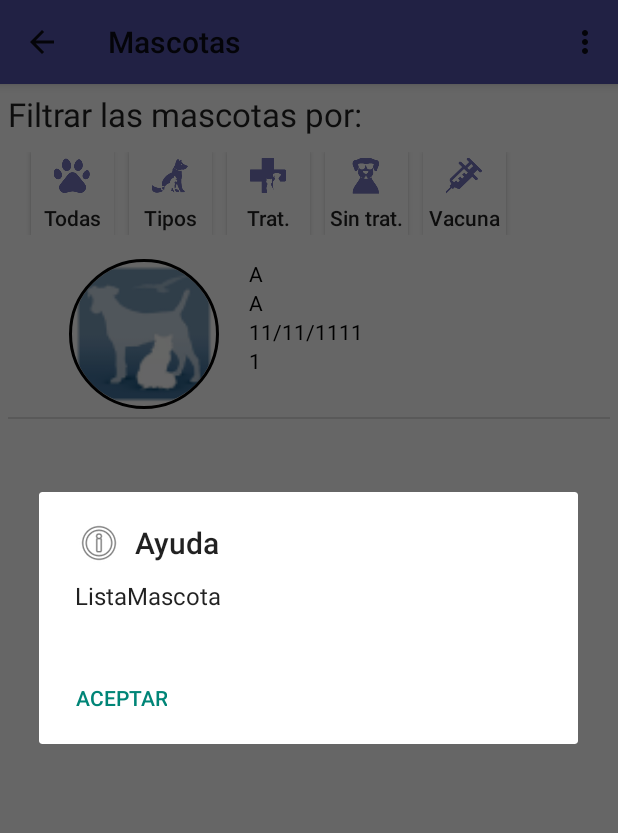
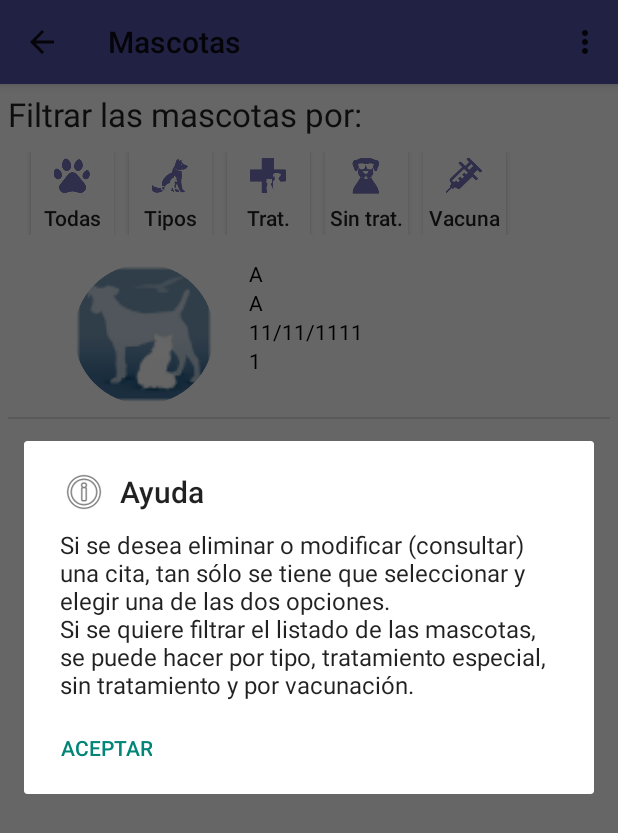
Before and after one commit to edum17/Pet-Agenda, an Android app: the screen it shows after launch (MainActivity), in the options menu, after a tap on "Ayuda", on a phone screen of 412 x 824 dp. Shown: the top 833 px of the screen. Run offline under Robolectric (Android 15) with nearby library versions, the phone set to English and light mode, and no system bars; plain views replace CircularImageView; 3 statements that could not run were skipped.

Commit message:
Funciona todo lo que piden (comprobado con el pdf), pendiente dejarla bonita, programar notificaciones y documentacion

```diff
--- a/ControlMascotas/app/src/main/java/com/example/german/controlmascotas/About.java
+++ b/ControlMascotas/app/src/main/java/com/example/german/controlmascotas/About.java
@@ -30,7 +30,10 @@ public class About extends Fragment {
         rootView = inflater.inflate(R.layout.lay_about, container, false);
         mTitle = "About";
         mensaje = (TextView) rootView.findViewById(R.id.textViewAbout);
-        mensaje.setText("Mensaje de about");
+        mensaje.setText("MascotApps es una aplicación que sirve para gestionar todos los datos de nuestros animales de compañía, ya sean sus datos personales como sus próximas citas.\n" +
+                "\n" +
+                "Creador de la aplicación: German Eduardo Mora Macias.\n" +
+                "Versión de la aplicación: v.1.0.\n");
         setHasOptionsMenu(true);
 
         return rootView;
--- a/ControlMascotas/app/src/main/java/com/example/german/controlmascotas/Agenda.java
+++ b/ControlMascotas/app/src/main/java/com/example/german/controlmascotas/Agenda.java
@@ -76,7 +76,7 @@ public class Agenda extends Fragment {
         if (id == R.id.action_settings_AyudaAgenda) {
             AlertDialog.Builder builder = new AlertDialog.Builder(context);
             builder.setTitle("Ayuda").setIcon(getResources().getDrawable(android.R.drawable.ic_menu_info_details));
-            builder.setMessage("Agenda");
+            builder.setMessage("Si se desea eliminar o modificar (consultar) una cita, tan sólo se tiene que seleccionar y elegir una de las dos opciones.");
             builder.setNeutralButton("Aceptar",null);
             builder.show();
             return true;
--- a/ControlMascotas/app/src/main/java/com/example/german/controlmascotas/ConsultarCita.java
+++ b/ControlMascotas/app/src/main/java/com/example/german/controlmascotas/ConsultarCita.java
@@ -195,7 +195,8 @@ public class ConsultarCita extends FragmentActivity {
         else if (item.getItemId() == R.id.action_settings_ConsultarCita) {
             AlertDialog.Builder builder = new AlertDialog.Builder(this);
             builder.setTitle("Ayuda").setIcon(getResources().getDrawable(android.R.drawable.ic_menu_info_details));
-            builder.setMessage("ConsultarCita");
+            builder.setMessage("Se puede modificar los paramentos fecha, hora de inicio y tipo de cita.\n" +
+                    "Si un tipo de cita no consta en la lista y se quiere modificar, se deberá añadir.");
             builder.setNeutralButton("Aceptar",null);
             builder.show();
             return true;
--- a/ControlMascotas/app/src/main/java/com/example/german/controlmascotas/ConsultarMascota.java
+++ b/ControlMascotas/app/src/main/java/com/example/german/controlmascotas/ConsultarMascota.java
@@ -213,7 +213,8 @@ public class ConsultarMascota extends FragmentActivity {
         else if (item.getItemId() == R.id.action_settings_ConsultarMascota) {
             AlertDialog.Builder builder = new AlertDialog.Builder(context);
             builder.setTitle("Ayuda").setIcon(getResources().getDrawable(android.R.drawable.ic_menu_info_details));
-            builder.setMessage("ConsultarMascota");
+            builder.setMessage("Se puede añadir o eliminar los campos alergia y tratamiento especial, al igual que la imagen de la mascota.\n" +
+                    "En el caso de eliminar una cita del listado de citas de ésta mascota, no es necesario guardar los cambios.");
             builder.setNeutralButton("Aceptar",null);
             builder.show();
             return true;
--- a/ControlMascotas/app/src/main/java/com/example/german/controlmascotas/ListaMascotas.java
+++ b/ControlMascotas/app/src/main/java/com/example/german/controlmascotas/ListaMascotas.java
@@ -174,7 +174,8 @@ public class ListaMascotas extends Fragment {
         if (id == R.id.action_settings_AyudaListaMascotas) {
             AlertDialog.Builder builder = new AlertDialog.Builder(context);
             builder.setTitle("Ayuda").setIcon(getResources().getDrawable(android.R.drawable.ic_menu_info_details));
-            builder.setMessage("ListaMascota");
+            builder.setMessage("Si se desea eliminar o modificar (consultar) una cita, tan sólo se tiene que seleccionar y elegir una de las dos opciones.\n" +
+                    "Si se quiere filtrar el listado de las mascotas, se puede hacer por tipo, tratamiento especial, sin tratamiento y por vacunación.");
             builder.setNeutralButton("Aceptar",null);
             builder.show();
             return true;
--- a/ControlMascotas/app/src/main/java/com/example/german/controlmascotas/NuevaCita.java
+++ b/ControlMascotas/app/src/main/java/com/example/german/controlmascotas/NuevaCita.java
@@ -205,7 +205,8 @@ public class NuevaCita extends Fragment{
         if (id == R.id.action_settings_NuevaCita) {
             AlertDialog.Builder builder = new AlertDialog.Builder(context);
             builder.setTitle("Ayuda").setIcon(getResources().getDrawable(android.R.drawable.ic_menu_info_details));
-            builder.setMessage("NuevaCita");
+            builder.setMessage("Para registrar una nueva cita es necesario seleccionar la mascota, la fecha de la cita, la hora de inicio de la cita y el tipo de cita.\n" +
+                    "Si un tipo de cita no consta en la lista, se deberá añadir.");
             builder.setNeutralButton("Aceptar",null);
             builder.show();
             return true;
--- a/ControlMascotas/app/src/main/java/com/example/german/controlmascotas/NuevaMascota.java
+++ b/ControlMascotas/app/src/main/java/com/example/german/controlmascotas/NuevaMascota.java
@@ -157,7 +157,8 @@ public class NuevaMascota extends Fragment {
         if (id == R.id.action_settings_AyudaNuevaMascota) {
             AlertDialog.Builder builder = new AlertDialog.Builder(context);
             builder.setTitle("Ayuda").setIcon(getResources().getDrawable(android.R.drawable.ic_menu_info_details));
-            builder.setMessage("NuevaMascota");
+            builder.setMessage("Para poder registrar una nueva mascota es imprescindible rellenar los campos nombre, tipo de mascota, fecha de nacimiento y número de chip.\n" +
+                    "Si un tipo de animal no figura en la lista, se deberá añadir.");
             builder.setNeutralButton("Aceptar",null);
             builder.show();
             return true;
--- a/ControlMascotas/app/src/main/res/layout/formato_fila_lista_mascotas.xml
+++ b/ControlMascotas/app/src/main/res/layout/formato_fila_lista_mascotas.xml
@@ -18,10 +18,10 @@
             android:layout_height="100dp"
             app:civ_shadow="true"
             app:civ_shadow_radius="10"
-            app:civ_shadow_color="#ffffff"
+            app:civ_shadow_color="#000000"
             app:civ_border="true"
-            app:civ_border_width="2dp"
-            app:civ_border_color="#000000"/>
+            app:civ_border_width="3dp"
+            app:civ_border_color="#ffffff"/>
     </LinearLayout>
 
     <LinearLayout
--- a/ControlMascotas/app/src/main/res/layout/lay_consultar_mascota.xml
+++ b/ControlMascotas/app/src/main/res/layout/lay_consultar_mascota.xml
@@ -34,10 +34,10 @@
                     android:id="@+id/imageCM"
                     app:civ_shadow="true"
                     app:civ_shadow_radius="10"
-                    app:civ_shadow_color="#ffffff"
+                    app:civ_shadow_color="#000000"
                     app:civ_border="true"
-                    app:civ_border_width="2dp"
-                    app:civ_border_color="#000000"/>
+                    app:civ_border_width="3dp"
+                    app:civ_border_color="#ffffff"/>
 
                 <ImageButton
                     android:layout_width="wrap_content"
--- a/ControlMascotas/app/src/main/res/layout/lay_nueva_mascota.xml
+++ b/ControlMascotas/app/src/main/res/layout/lay_nueva_mascota.xml
@@ -32,10 +32,10 @@
                     android:id="@+id/image"
                     app:civ_shadow="true"
                     app:civ_shadow_radius="10"
-                    app:civ_shadow_color="#ffffff"
+                    app:civ_shadow_color="#000000"
                     app:civ_border="true"
-                    app:civ_border_width="2dp"
-                    app:civ_border_color="#000000"/>
+                    app:civ_border_width="3dp"
+                    app:civ_border_color="#ffffff"/>
 
                 <ImageButton
                     android:layout_width="wrap_content"
--- a/ControlMascotas/app/src/main/res/menu/menu_nueva_mascota.xml
+++ b/ControlMascotas/app/src/main/res/menu/menu_nueva_mascota.xml
@@ -1,8 +1,8 @@
 <?xml version="1.0" encoding="utf-8"?>
 <menu xmlns:android="http://schemas.android.com/apk/res/android">
-    <item android:id="@+id/action_settings_AyudaNuevaMascota"
+    <item
+        android:id="@+id/action_settings_AyudaNuevaMascota"
         android:title="@string/action_settings_AyudaNuevaMascota"
         android:orderInCategory="100"
-        android:showAsAction="never"
-        />
+        android:showAsAction="never"/>
 </menu>
```
Also changed, not shown: ControlMascotas/app/src/main/res/drawable-hdpi/ic_action_name.png (added), ControlMascotas/app/src/main/res/drawable-mdpi/ic_action_name.png (added), ControlMascotas/app/src/main/res/drawable-xhdpi/ic_action_name.png (added), ControlMascotas/app/src/main/res/drawable-xxhdpi/ic_action_name.png (added), 2 other files.
